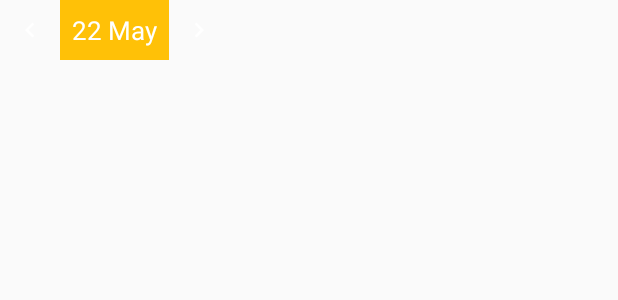
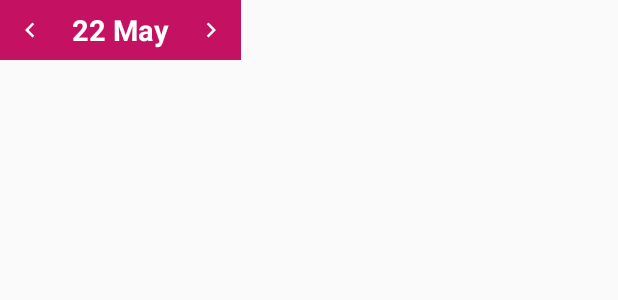
Before and after one commit to deeman30rus/KSD_mc, an Android app: the layout date_stepper.xml on its own in the app's theme, with its tools: preview values and no code run, on a phone screen of 412 x 824 dp. Shown: the top 300 px of the screen. Run offline under Robolectric (Android 15) with nearby library versions, the phone set to English and light mode, and no system bars.

Commit message:
небольшие изменения вёрстки

```diff
--- a/customviews/src/main/java/com/delizarov/customviews/DateStepper.kt
+++ b/customviews/src/main/java/com/delizarov/customviews/DateStepper.kt
@@ -53,12 +53,12 @@ class DateStepper(ctx: Context?, attrs: AttributeSet?, defStyleAttr: Int) : Cons
             date.text = value.toString(DATE_FORMAT) ?: ""
 
             if (value == startDate)
-                back.visibility = View.GONE
+                back.visibility = View.INVISIBLE
             else
                 back.visibility = View.VISIBLE
 
             if (value == maxDate.minusDays(1))
-                forward.visibility = View.GONE
+                forward.visibility = View.INVISIBLE
             else
                 forward.visibility = View.VISIBLE
 
--- a/customviews/src/main/res/layout/date_stepper.xml
+++ b/customviews/src/main/res/layout/date_stepper.xml
@@ -4,7 +4,8 @@
     xmlns:app="http://schemas.android.com/apk/res-auto"
     xmlns:tools="http://schemas.android.com/tools"
     android:layout_width="wrap_content"
-    android:layout_height="40dp">
+    android:layout_height="40dp"
+    tools:background="@color/m_pink_a700">
 
     <ImageView
         android:id="@+id/back"
@@ -26,11 +27,11 @@
         android:paddingStart="8dp"
         android:paddingEnd="8dp"
         android:gravity="center|start"
-        android:textSize="17sp"
+        android:textSize="19sp"
+        android:textStyle="bold"
         app:layout_constraintTop_toTopOf="parent"
         app:layout_constraintBottom_toBottomOf="parent"
         app:layout_constraintLeft_toRightOf="@id/back"
-        android:background="@color/m_amber_500"
         tools:text="22 May"
 
         />
```
Also changed, not shown: app/src/main/res/layout/viewholder_meal.xml (+32 -34 lines).
